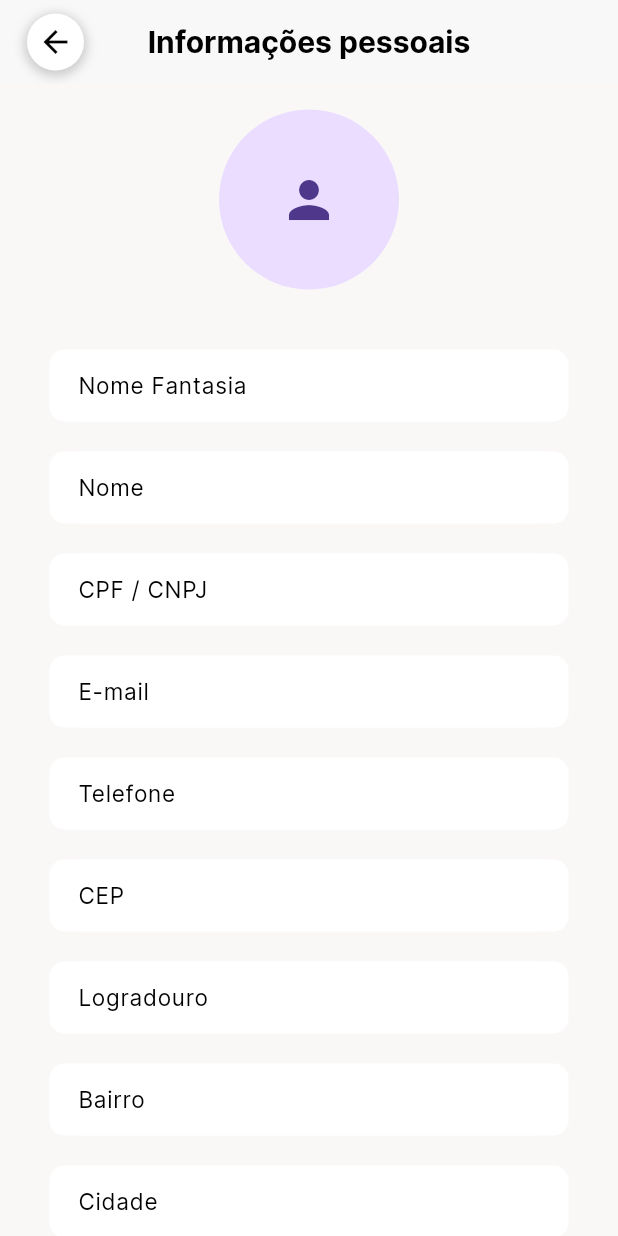
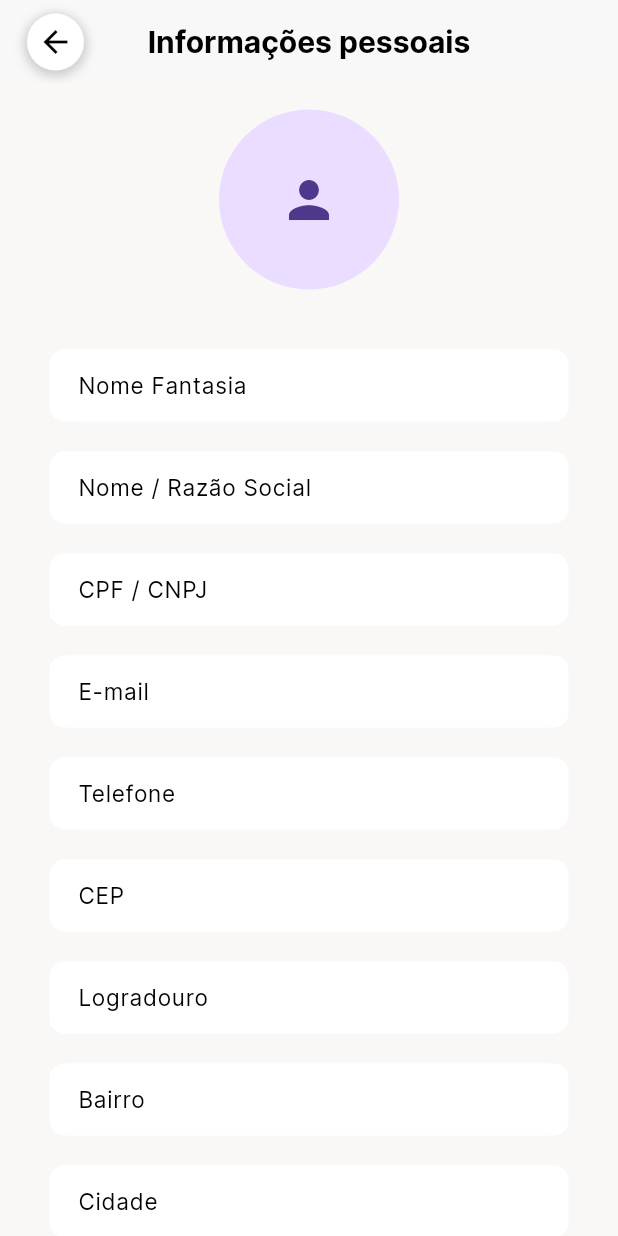
Before and after one commit to rodrigoaugusto99/git_flutter_festou, a Flutter app: the InformacoesPessoais screen opened directly with empty values, on a phone screen of 412 x 824 dp. Run offline on Flutter 3.47's test engine with Material 3 defaults, Android fonts, the phone set to English and light mode, and no system bars; our stand-ins replace animate_do, animated_text_kit, calendar_date_picker2, carousel_slider, cloud_firestore, confetti and 26 more; missing offline and left inert: easy_mask, image_painter, search_cep, social_share, svg_flutter, validatorless; accounts and stored records are empty; generated files the repository leaves out were written again; network calls fail; project files that could hold a hidden picture were left out.

Commit message:
FESTOU-167 - Fix: Condition for name

```diff
--- a/lib/src/features/bottomNavBar/profile/pages/informações pessoais/informacoes_pessoais.dart
+++ b/lib/src/features/bottomNavBar/profile/pages/informações pessoais/informacoes_pessoais.dart
@@ -273,7 +273,8 @@ class _InformacoesPessoaisState extends ConsumerState<InformacoesPessoais> {
                   enable: isEditing,
                 ),
               myRow(
-                label: 'Nome',
+                label:
+                    widget.userModel.locador ? 'Nome' : 'Nome / Razão Social',
                 controller: nameEC,
                 enable: isEditing,
               ),
```
